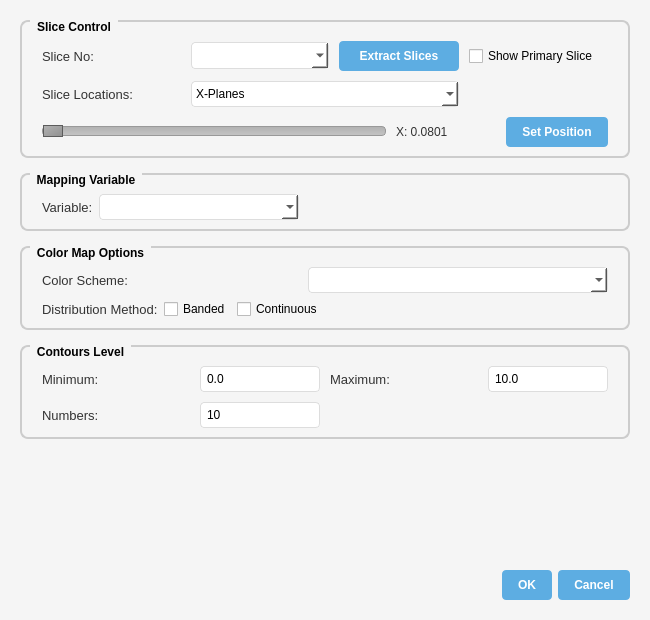
Before: the Qt Designer form Post/CutplaneDialog.ui in shadeslide12/Ci_Gui, drawn with Qt 5.
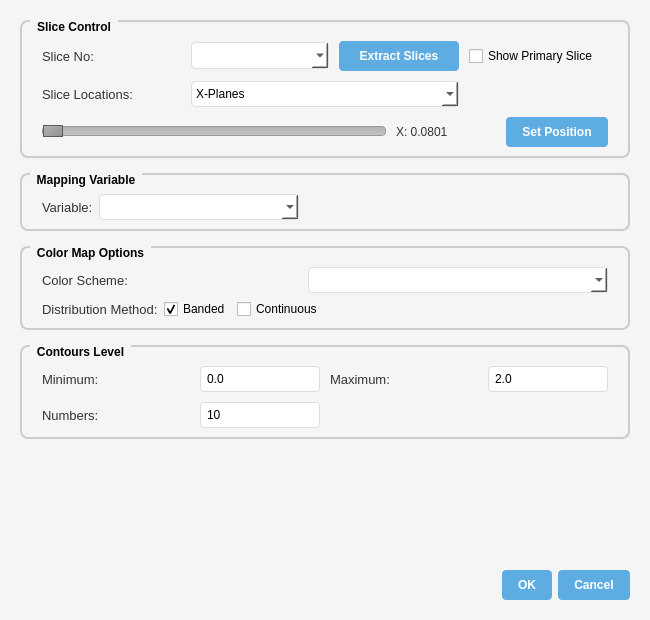
After: the same form once the commit is applied.

Patch:
```diff
--- a/Post/CutplaneDialog.ui
+++ b/Post/CutplaneDialog.ui
@@ -332,6 +332,9 @@
           <property name="text">
            <string>Banded</string>
           </property>
+          <property name="checked">
+           <bool>true</bool>
+          </property>
          </widget>
         </item>
         <item>
@@ -423,7 +426,7 @@
          </size>
         </property>
         <property name="text">
-         <string>10.0</string>
+         <string>2.0</string>
         </property>
        </widget>
       </item>
```
Left out of the diff: 3 changed lines with no effect on the pictures.
